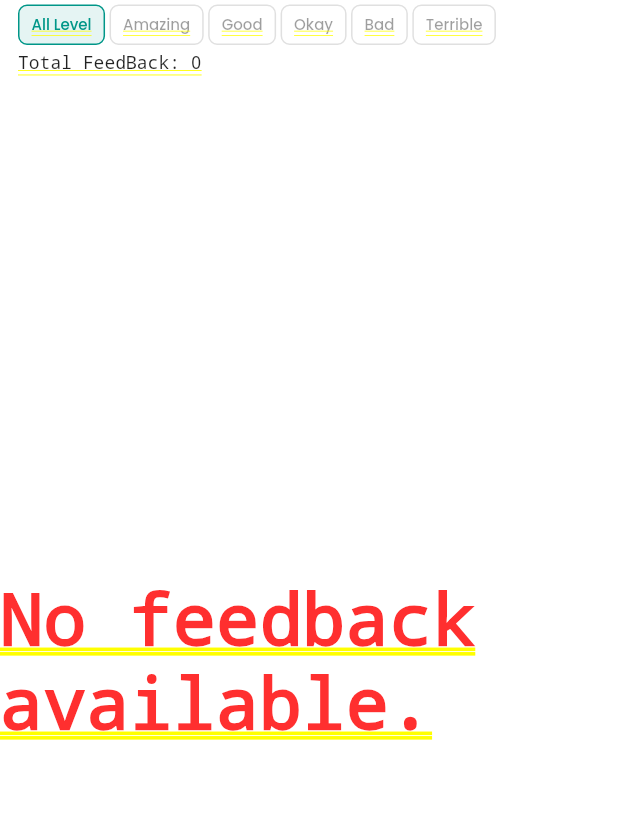
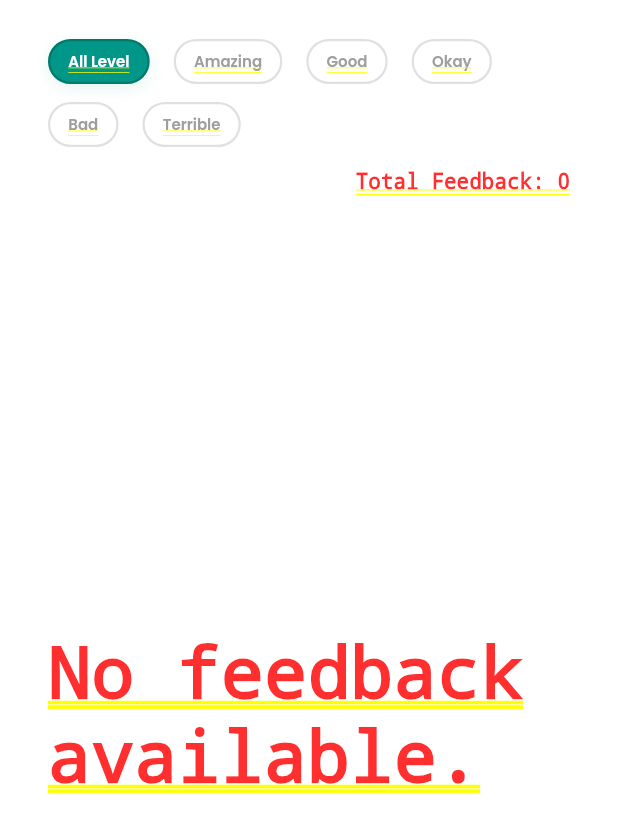
Before and after one commit to muzi8585/muzi8585.io, a Flutter app: the WrapperComponent screen opened directly, after a tap on "Feedbacks", on a phone screen of 412 x 824 dp. Shown: the top 832 px of the screen. Run offline on Flutter 3.47's test engine with Material 3 defaults, Android fonts, the light colour scheme and no system bars; our stand-ins replace cloud_firestore, firebase_core, flutter_riverpod, google_fonts, lucide_icons_flutter, riverpod_annotation and 1 more; accounts and stored records are empty; generated files the repository leaves out were written again.

Commit message:
TampoAdmin

```diff
--- a/lib/Screens/Background_Location_Admin_Panel/Presentation/View/Background_Location_Admin_Panel.dart
+++ b/lib/Screens/Background_Location_Admin_Panel/Presentation/View/Background_Location_Admin_Panel.dart
@@ -13,6 +13,7 @@ import 'package:flutter_web_admin_panels/Screens/Background_Location_Admin_Panel
 import 'package:flutter_web_admin_panels/Screens/Background_Location_Admin_Panel/Presentation/Widget/WrapperComponent2.dart';
 import 'package:flutter_web_admin_panels/Screens/Routing_Flow_Admin_Panel/Presentation/View/Routing_Admin_Panel.dart';
 import 'package:flutter_web_admin_panels/Screens/Tampo_Admin_Panel/Data/Controller.dart';
+import 'package:flutter_web_admin_panels/Screens/Tampo_Admin_Panel/Presentation/View/tampoAdminUI.dart';
 import 'package:flutter_web_admin_panels/Screens/Tampo_Admin_Panel/Presentation/Widgets/WidgetConatiner.dart';
 import 'package:lucide_icons_flutter/lucide_icons.dart';
 import 'package:flutter_web_admin_panels/Screens/Tampo_Admin_Panel/Presentation/View/Screens/Commons.dart';
@@ -74,7 +75,7 @@ class _BackgroundLocationAdminPanelState
       Navigator.pushReplacement(
         context,
         MaterialPageRoute(
-          builder: (_) => RoutingAdminPanel(
+          builder: (_) => TampoAdminUI(
             appA: widget.appB ?? Firebase.app(),
             appB: widget.appB ?? Firebase.app(),
           ),
--- a/lib/Screens/Background_Location_Admin_Panel/Presentation/Widget/CommonWidget.dart
+++ b/lib/Screens/Background_Location_Admin_Panel/Presentation/Widget/CommonWidget.dart
@@ -31,7 +31,8 @@ class _CommonwidgetState extends ConsumerState<Commonwidget> {
               ),
             ),
             SizedBox(
-                height: MediaQuery.of(context).size.height * 0.055,
+                height: 40,
+                width: 250,
                 child: TextField(
                   keyboardType: TextInputType.text,
                   controller: controller,
--- a/lib/Screens/Routing_Flow_Admin_Panel/Presentation/View/Routing_Admin_Panel.dart
+++ b/lib/Screens/Routing_Flow_Admin_Panel/Presentation/View/Routing_Admin_Panel.dart
@@ -11,6 +11,7 @@ import 'package:flutter_web_admin_panels/Screens/Tampo_Admin_Panel/Presentation/
 import 'package:flutter_web_admin_panels/Screens/Tampo_Admin_Panel/Presentation/View/Screens/FeedBackScreen.dart';
 import 'package:flutter_web_admin_panels/Screens/Tampo_Admin_Panel/Presentation/View/Screens/Reports.dart';
 import 'package:flutter_web_admin_panels/Screens/Tampo_Admin_Panel/Presentation/View/Screens/kanban_screen.dart';
+import 'package:flutter_web_admin_panels/Screens/Tampo_Admin_Panel/Presentation/View/tampoAdminUI.dart';
 import 'package:flutter_web_admin_panels/Screens/Tampo_Admin_Panel/Presentation/Widgets/WidgetConatiner.dart';
 import 'package:flutter_web_admin_panels/Utils/build_context_extension.dart';
 import 'package:flutter_web_admin_panels/Utils/color_data.dart';
@@ -58,7 +59,7 @@ class _RoutingAdminPanelState extends ConsumerState<RoutingAdminPanel> {
       Navigator.pushReplacement(
         context,
         MaterialPageRoute(
-          builder: (_) => RoutingAdminPanel(
+          builder: (_) => TampoAdminUI(
             appA: widget.appB ?? Firebase.app(),
             appB: widget.appB ?? Firebase.app(),
           ),
--- a/lib/Screens/Tampo_Admin_Panel/Presentation/View/Screens/FeedBackScreen.dart
+++ b/lib/Screens/Tampo_Admin_Panel/Presentation/View/Screens/FeedBackScreen.dart
@@ -8,6 +8,10 @@ import 'package:flutter_web_admin_panels/Screens/Tampo_Admin_Panel/Presentation/
 import 'package:intl/intl.dart';
 import 'package:lucide_icons_flutter/lucide_icons.dart';
 
+import 'package:flutter/material.dart';
+import 'package:flutter_riverpod/flutter_riverpod.dart';
+import 'package:intl/intl.dart';
+
 class FeedbackScreen extends ConsumerWidget {
   const FeedbackScreen({super.key});
 
@@ -15,7 +19,6 @@ class FeedbackScreen extends ConsumerWidget {
   Widget build(BuildContext context, WidgetRef ref) {
     final feedbackFuture = ref.watch(fetchFeedbackProvider);
     final usersFuture = ref.watch(fetchUsersName);
-
     final selectedLevel = ref.watch(selectedLevelProvider);
 
     return Expanded(
@@ -25,141 +28,181 @@ class FeedbackScreen extends ConsumerWidget {
         onRefresh: () async {
           await ref.refresh(fetchFeedbackProvider);
         },
-        child: Stack(
-          children: [
-            Column(
+        child: Padding(
+          padding: const EdgeInsets.symmetric(horizontal: 32.0, vertical: 16),
+          child: Column(
+            crossAxisAlignment: CrossAxisAlignment.start,
             children: [
               RowWidgetButtons(selectedLevel: selectedLevel),
-                const SizedBox(
-                  height: 25,
+              const SizedBox(height: 15),
+              Row(
+                mainAxisAlignment: MainAxisAlignment.end,
+                children: [
+                  Text(
+                    'Total Feedback: ${feedbackFuture.when(
+                      data: (list) => selectedLevel == 'All Level'
+                          ? list.length
+                          : list.where((f) => f.level == selectedLevel).length,
+                      loading: () => 0,
+                      error: (_, __) => 0,
+                    )}',
+                    style: const TextStyle(
+                        fontWeight: FontWeight.w600, fontSize: 14),
                   ),
+                ],
+              ),
+              const SizedBox(height: 16),
               Expanded(
                 child: feedbackFuture.when(
                   skipLoadingOnRefresh: false,
                   data: (feedbacks) {
                     feedbacks
                         .sort((a, b) => b.createdAt.compareTo(a.createdAt));
-                      if (feedbacks.isEmpty) {
+
+                    final filtered = selectedLevel == 'All Level'
+                        ? feedbacks
+                        : feedbacks
+                            .where((f) => f.level == selectedLevel)
+                            .toList();
+
+                    if (filtered.isEmpty) {
                       return const Center(
                           child: Text('No feedback available.'));
                     }
-                      List filteredFeedbacks = selectedLevel == 'All Level'
-                          ? feedbacks
-                          : feedbacks
-                              .where(
-                                  (feedback) => feedback.level == selectedLevel)
-                              .toList();
-                      if (filteredFeedbacks.isEmpty) {
-                        return const Center(
-                            child: Text(
-                          'There is No Feedback...',
-                          style: TextStyle(color: Colors.black38),
-                        ));
-                      }
+
                     return usersFuture.when(
                       data: (users) {
-                          return ListView.builder(
-                            itemCount: filteredFeedbacks.length,
+                        return GridView.builder(
+                          gridDelegate:
+                              const SliverGridDelegateWithFixedCrossAxisCount(
+                            crossAxisCount: 3,
+                            crossAxisSpacing: 20,
+                            mainAxisSpacing: 20,
+                            childAspectRatio: 2.6,
+                          ),
+                          itemCount: filtered.length,
                           itemBuilder: (context, index) {
-                              final feedback = filteredFeedbacks[index];
+                            final feedback = filtered[index];
                             final user = users.firstWhere(
-                                (project) =>
-                                    project.userUID.contains(feedback.uid),
+                              (u) => u.userUID == feedback.uid,
+                              orElse: () => users.first,
                             );
-                              return Container(
-                                padding: const EdgeInsets.symmetric(
-                                    horizontal: 12, vertical: 8),
-                                decoration: BoxDecoration(
-                                  color: Colors.white,
-                                  border: Border(
-                                    bottom: BorderSide(
-                                        color: Colors.grey[100]!, width: 1),
-                                  ),
-                                ),
-                                child: Column(
-                                  crossAxisAlignment: CrossAxisAlignment.start,
-                                  children: [
-                                    Text(
-                                      user.name,
-                                      style: const TextStyle(
-                                        color: Colors.black38,
-                                        fontWeight: FontWeight.w500,
-                                        fontSize: 10,
-                                      ),
-                                    ),
-                                    const SizedBox(height: 8),
-                                    Text(
-                                      feedback.description,
-                                      style: const TextStyle(
-                                        color: Colors.black87,
-                                        fontWeight: FontWeight.w500,
-                                        fontSize: 16,
-                                      ),
-                                    ),
-                                    const SizedBox(height: 8),
-                                    Row(
-                                      children: [
-                                        FeedbackWidget(
-                                            feedbackLevel: feedback.level),
-                                        const Spacer(),
-                                        Text(
-                                          formatDate(feedback.createdAt),
-                                          style: const TextStyle(
-                                              color: Colors.black38,
-                                              fontSize: 10,
-                                              fontWeight: FontWeight.w500),
-                                        ),
-                                      ],
-                                    ),
-                                  ],
-                                ),
+
+                            return _FeedbackCard(
+                              name: user.name,
+                              level: feedback.level,
+                              description: feedback.description,
+                              date: feedback.createdAt,
                             );
                           },
                         );
                       },
                       loading: () => const Projectshimmer(),
-                        error: (error, stack) =>
-                            Center(child: Text('Error loading users: $error')),
+                      error: (err, _) =>
+                          Center(child: Text('Error loading users: $err')),
                     );
                   },
                   loading: () => const Feedbackshimmer(),
-                    error: (error, stack) =>
-                        Center(child: Text('Error loading feedbacks: $error')),
-                  ),
-                ),
-              ],
-            ),
-            Positioned(
-              top: 35,
-              left: 12,
-              child: Text(
-                'Total FeedBack: ${feedbackFuture.when(
-                  data: (feedbacks) {
-                    List filteredFeedbacks = selectedLevel == 'All Level'
-                        ? feedbacks
-                        : feedbacks
-                            .where(
-                                (feedback) => feedback.level == selectedLevel)
-                            .toList();
-                    return filteredFeedbacks.length;
-                  },
-                  loading: () => 0,
-                  error: (error, stack) => 0,
-                )}',
-                style: const TextStyle(
-                  color: Colors.black87,
-                  fontWeight: FontWeight.w500,
-                  fontSize: 12,
-                ),
+                  error: (err, _) =>
+                      Center(child: Text('Error loading feedbacks: $err')),
                 ),
               ),
             ],
           ),
         ),
+      ),
     );
   }
+}
 
-  String formatDate(DateTime dateTime) {
-    return DateFormat('MMM dd, yyyy').format(dateTime);
+class _FeedbackCard extends StatelessWidget {
+  final String name;
+  final String level;
+  final String description;
+  final DateTime date;
+
+  const _FeedbackCard({
+    required this.name,
+    required this.level,
+    required this.description,
+    required this.date,
+  });
+
+  Color getLevelColor(String level) {
+    switch (level.toLowerCase()) {
+      case 'amazing':
+        return Colors.green.shade50;
+      case 'good':
+        return Colors.blue.shade50;
+      case 'okay':
+        return Colors.yellow.shade50;
+      case 'bad':
+        return Colors.orange.shade50;
+      case 'terrible':
+        return Colors.red.shade50;
+      default:
+        return Colors.grey.shade100;
     }
   }
+
+  @override
+  Widget build(BuildContext context) {
+    return Container(
+      padding: const EdgeInsets.all(16),
+      decoration: BoxDecoration(
+          color: Colors.white,
+          border: Border.all(color: Colors.grey.withOpacity(0.15)),
+          borderRadius: BorderRadius.circular(12),
+          boxShadow: [
+            BoxShadow(
+              color: Colors.grey.withOpacity(0.05),
+              blurRadius: 3,
+              spreadRadius: 3,
+            )
+          ]),
+      child: Column(
+        crossAxisAlignment: CrossAxisAlignment.start,
+        children: [
+          Text(
+            description,
+            maxLines: 1,
+            overflow: TextOverflow.ellipsis,
+            style: const TextStyle(
+              fontSize: 14,
+              fontWeight: FontWeight.w600,
+              color: Colors.black87,
+            ),
+          ),
+          const SizedBox(height: 8),
+
+          Text(
+            name,
+            maxLines: 2,
+            overflow: TextOverflow.ellipsis,
+            style: const TextStyle(
+              fontSize: 14,
+              color: Colors.black87,
+            ),
+          ),
+
+          const SizedBox(height: 8),
+
+          /// Bottom feedback widget
+          FeedbackWidget(feedbackLevel: level),
+          Row(
+            children: [
+              Spacer(),
+              Text(
+                DateFormat('MMM dd').format(date),
+                style: const TextStyle(
+                  fontSize: 11,
+                  color: Colors.black54,
+                ),
+              ),
+            ],
+          )
+        ],
+      ),
+    );
+  }
+}
--- a/lib/Screens/Tampo_Admin_Panel/Presentation/Widgets/FeedbackShimmer.dart
+++ b/lib/Screens/Tampo_Admin_Panel/Presentation/Widgets/FeedbackShimmer.dart
@@ -6,45 +6,58 @@ class Feedbackshimmer extends StatelessWidget {
 
   @override
   Widget build(BuildContext context) {
-    return ListView.builder(
-      itemCount: 7,
+    return GridView.builder(
+      padding: const EdgeInsets.only(top: 8),
+      itemCount: 6, // simulate 6 cards
+      gridDelegate: const SliverGridDelegateWithFixedCrossAxisCount(
+        crossAxisCount: 3,
+        crossAxisSpacing: 20,
+        mainAxisSpacing: 20,
+        childAspectRatio: 2.6,
+      ),
       itemBuilder: (context, index) {
-        return Padding(
-          padding: const EdgeInsets.symmetric(horizontal: 12, vertical: 8),
-          child: Shimmer.fromColors(
-            baseColor: Colors.grey[300]!,
-            highlightColor: Colors.grey[100]!,
+        return Shimmer.fromColors(
+          baseColor: Colors.grey.shade300,
+          highlightColor: Colors.grey.shade100,
+          child: Container(
+            padding: const EdgeInsets.all(16),
+            decoration: BoxDecoration(
+              color: Colors.white,
+              borderRadius: BorderRadius.circular(12),
+            ),
             child: Column(
               crossAxisAlignment: CrossAxisAlignment.start,
               children: [
+                // Description bar
                 Container(
-                  height: 10,
-                  width: 100,
-                  color: Colors.white,
-                ),
-                const SizedBox(height: 12),
-                Container(
-                  height: 16,
+                  height: 14,
                   width: double.infinity,
                   color: Colors.white,
                 ),
-                const SizedBox(height: 12),
-                Row(
-                  children: [
-                    Container(
-                      height: 10,
-                      width: 50,
-                      color: Colors.white,
-                    ),
-                    const Spacer(),
-                    Container(
-                      height: 10,
-                      width: 80,
-                      color: Colors.white,
-                    ),
-                  ],
+                const SizedBox(height: 8),
+                // Name bar
+                Container(
+                  height: 14,
+                  width: 120,
+                  color: Colors.white,
                 ),
                 const SizedBox(height: 8),
+                // Feedback widget area
+                Container(
+                  height: 24,
+                  width: 90,
+                  color: Colors.white,
+                ),
+                const Spacer(),
+                // Date bar aligned right
+                Align(
+                  alignment: Alignment.bottomRight,
+                  child: Container(
+                    height: 12,
+                    width: 60,
+                    color: Colors.white,
+                  ),
+                ),
               ],
             ),
           ),
--- a/lib/Screens/Tampo_Admin_Panel/Presentation/Widgets/RowFilterButton.dart
+++ b/lib/Screens/Tampo_Admin_Panel/Presentation/Widgets/RowFilterButton.dart
@@ -5,97 +5,69 @@ import 'package:google_fonts/google_fonts.dart';
 final selectedLevelProvider = StateProvider<String>((ref) => 'All Level');
 
 class RowWidgetButtons extends ConsumerWidget {
-  var selectedLevel;
-  RowWidgetButtons({super.key, required this.selectedLevel});
+  final String selectedLevel;
+  const RowWidgetButtons({super.key, required this.selectedLevel});
 
   @override
   Widget build(BuildContext context, WidgetRef ref) {
+    final levels = {
+      'All Level': 'All Level',
+      'Amazing': 'FeedbackType.amazing',
+      'Good': 'FeedbackType.good',
+      'Okay': 'FeedbackType.okay',
+      'Bad': 'FeedbackType.bad',
+      'Terrible': 'FeedbackType.terrible',
+    };
+
     return Padding(
-      padding: const EdgeInsets.symmetric(horizontal: 12, vertical: 3),
-      child: Row(
-        children: [
-          FilterButton(
-            text: 'All Level',
+      padding: const EdgeInsets.only(top: 10, right: 10),
+      child: Wrap(
+        spacing: 16,
+        runSpacing: 12,
+        alignment: WrapAlignment.start,
+        children: levels.entries.map((entry) {
+          final isSelected = selectedLevel == entry.value;
+          return MouseRegion(
+            cursor: SystemMouseCursors.click,
+            child: GestureDetector(
               onTap: () =>
-                ref.read(selectedLevelProvider.state).state = 'All Level',
-            selected: selectedLevel == 'All Level',
+                  ref.read(selectedLevelProvider.notifier).state = entry.value,
+              child: AnimatedContainer(
+                duration: const Duration(milliseconds: 200),
+                padding:
+                    const EdgeInsets.symmetric(horizontal: 12, vertical: 6),
+                decoration: BoxDecoration(
+                  color: isSelected ? Colors.teal : Colors.white,
+                  borderRadius: BorderRadius.circular(20),
+                  border: Border.all(
+                    color: isSelected
+                        ? Colors.teal.shade700
+                        : Colors.grey.shade300,
+                    width: 1.5,
                   ),
-          FilterButton(
-            text: 'Amazing',
-            onTap: () => ref.read(selectedLevelProvider.state).state =
-                'FeedbackType.amazing',
-            selected: selectedLevel == 'FeedbackType.amazing',
+                  boxShadow: isSelected
+                      ? [
+                          BoxShadow(
+                            color: Colors.teal.withOpacity(0.1),
+                            blurRadius: 8,
+                            offset: const Offset(0, 3),
                           ),
-          FilterButton(
-            text: 'Good',
-            onTap: () => ref.read(selectedLevelProvider.state).state =
-                'FeedbackType.good',
-            selected: selectedLevel == 'FeedbackType.good',
-          ),
-          FilterButton(
-            text: 'Okay',
-            onTap: () => ref.read(selectedLevelProvider.state).state =
-                'FeedbackType.okay',
-            selected: selectedLevel == 'FeedbackType.okay',
-          ),
-          FilterButton(
-            text: 'Bad',
-            onTap: () => ref.read(selectedLevelProvider.state).state =
-                'FeedbackType.bad',
-            selected: selectedLevel == 'FeedbackType.bad',
-          ),
-          FilterButton(
-            text: 'Terrible',
-            onTap: () => ref.read(selectedLevelProvider.state).state =
-                'FeedbackType.terrible',
-            selected: selectedLevel == 'FeedbackType.terrible',
-          ),
-        ],
-      ),
-    );
-  }
-}
-
-class FilterButton extends StatelessWidget {
-  final String text;
-  final VoidCallback onTap;
-  final bool selected;
-
-  const FilterButton({
-    required this.text,
-    required this.onTap,
-    this.selected = false,
-  });
-
-  @override
-  Widget build(BuildContext context) {
-    return Padding(
-      padding: const EdgeInsets.only(right: 3),
-      child: InkWell(
-        borderRadius: BorderRadius.circular(30),
-        onTap: onTap,
-        child: Container(
-          padding: const EdgeInsets.only(right: 8, left: 8, top: 5, bottom: 5),
-          decoration: BoxDecoration(
-            color: selected ? Colors.teal.withOpacity(0.1) : Colors.white,
-            borderRadius: BorderRadius.circular(6),
-            border: Border.all(
-              color: selected ? Colors.teal : Colors.black12,
-            ),
+                        ]
+                      : [],
                 ),
                 child: Text(
-            text,
-            maxLines: 1,
+                  entry.key,
                   style: GoogleFonts.poppins(
-              textStyle: TextStyle(
                     fontSize: 10,
-                fontWeight: FontWeight.w500,
-                color: selected ? Colors.teal : Colors.black38,
-              ),
+                    fontWeight: FontWeight.w600,
+                    color: isSelected ? Colors.white : Colors.grey,
                   ),
                 ),
               ),
             ),
           );
+        }).toList(),
+      ),
+    );
   }
 }
--- a/lib/Screens/Tampo_Admin_Panel/Presentation/Widgets/WidgetFeedback.dart
+++ b/lib/Screens/Tampo_Admin_Panel/Presentation/Widgets/WidgetFeedback.dart
@@ -33,11 +33,12 @@ class FeedbackWidget extends StatelessWidget {
     return Container(
       padding: EdgeInsets.symmetric(horizontal: 6, vertical: 4),
       decoration: BoxDecoration(
+
           color: Colors.white,
           borderRadius: BorderRadius.circular(30),
           border: Border.all(color: Colors.grey[100]!)),
-      child: Center(
       child: Row(
+        mainAxisSize: MainAxisSize.min,
               children: [
       Icon(
         feedbackIcon,
@@ -57,7 +58,7 @@ class FeedbackWidget extends StatelessWidget {
         ),
       )
               ],
-      )),
+            ),
     );
   }
 }
```
Also changed, not shown: lib/Screens/Tampo_Admin_Panel/Presentation/View/Screens/Commons.dart (+82 -37 lines), lib/Screens/Tampo_Admin_Panel/Presentation/View/Screens/Reports.dart (+95 -69 lines). Lines whose indentation alone changed are shown as unchanged.
